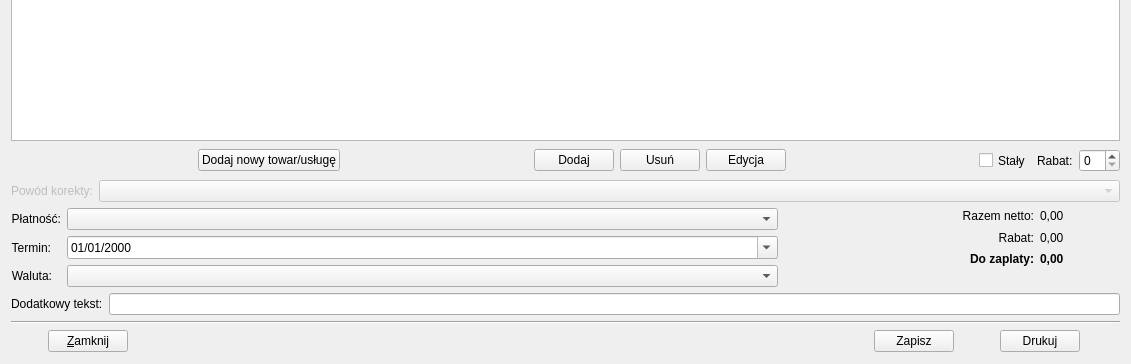
Above: qfaktury/src/ui/InvoiceDialog.ui from tkQCompany/qcompany before the change; both pictures show x 0 to 1131 and y 304 to 668 of the 1131 by 668 pixel window. Below: the same form after it.
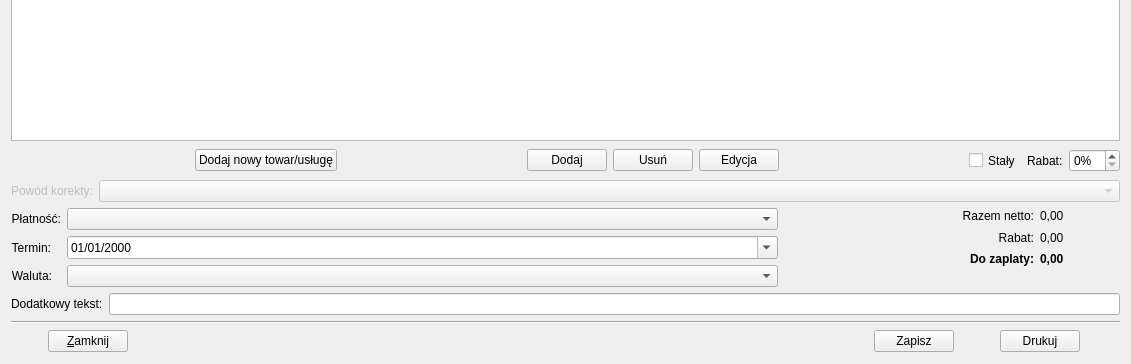
That is the form after the change. Icons and pictures are not drawn.

Patch:
```diff
--- a/qfaktury/src/ui/InvoiceDialog.ui
+++ b/qfaktury/src/ui/InvoiceDialog.ui
@@ -438,7 +438,11 @@
         </widget>
        </item>
        <item>
-        <widget class="QSpinBox" name="spinBoxDiscount"/>
+        <widget class="QSpinBox" name="spinBoxDiscount">
+         <property name="suffix">
+          <string>%</string>
+         </property>
+        </widget>
        </item>
       </layout>
      </item>
```
